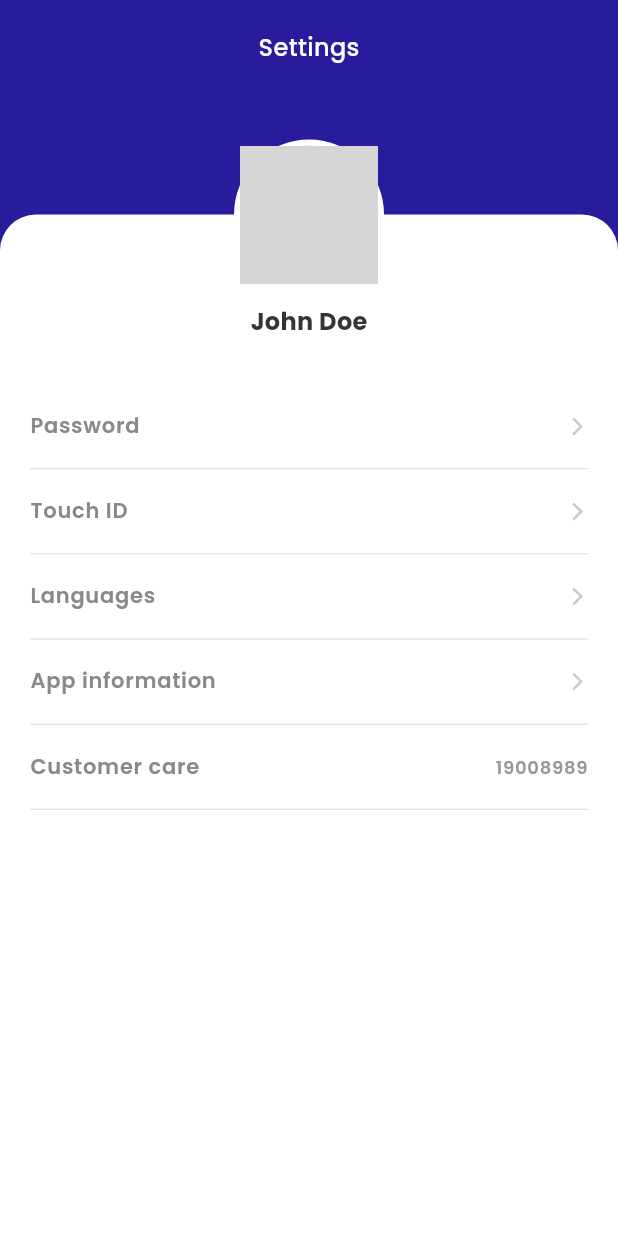
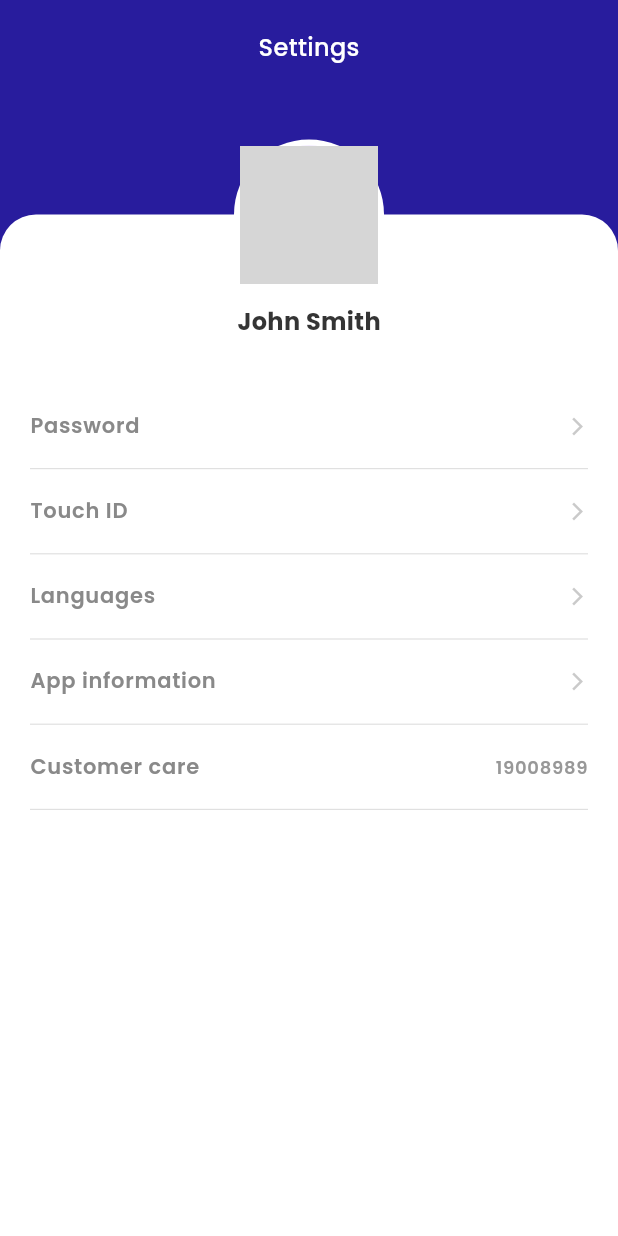
Before and after one commit to Jo-shua09/iBank, a Flutter app: the SettingsScreen screen opened by its route, on a phone screen of 412 x 824 dp. Run offline on Flutter 3.47's test engine with Material 3 defaults, Android fonts, the light colour scheme and no system bars; our stand-ins replace flutter_svg, go_router; network calls fail; grey boxes are pictures that could not be loaded.

Commit message:
Update user name in SettingsScreen from 'John Doe' to 'John Smith'

```diff
--- a/lib/features/settings/view/settings_screen.dart
+++ b/lib/features/settings/view/settings_screen.dart
@@ -41,7 +41,7 @@ class SettingsScreen extends StatelessWidget {
                           height: 60,
                         ), // Space for the overlapping image
                         Text(
-                          'John Doe',
+                          'John Smith',
                           style: AppTextStyles.body1.copyWith(
                             fontWeight: FontWeight.w700,
                           ),
```
